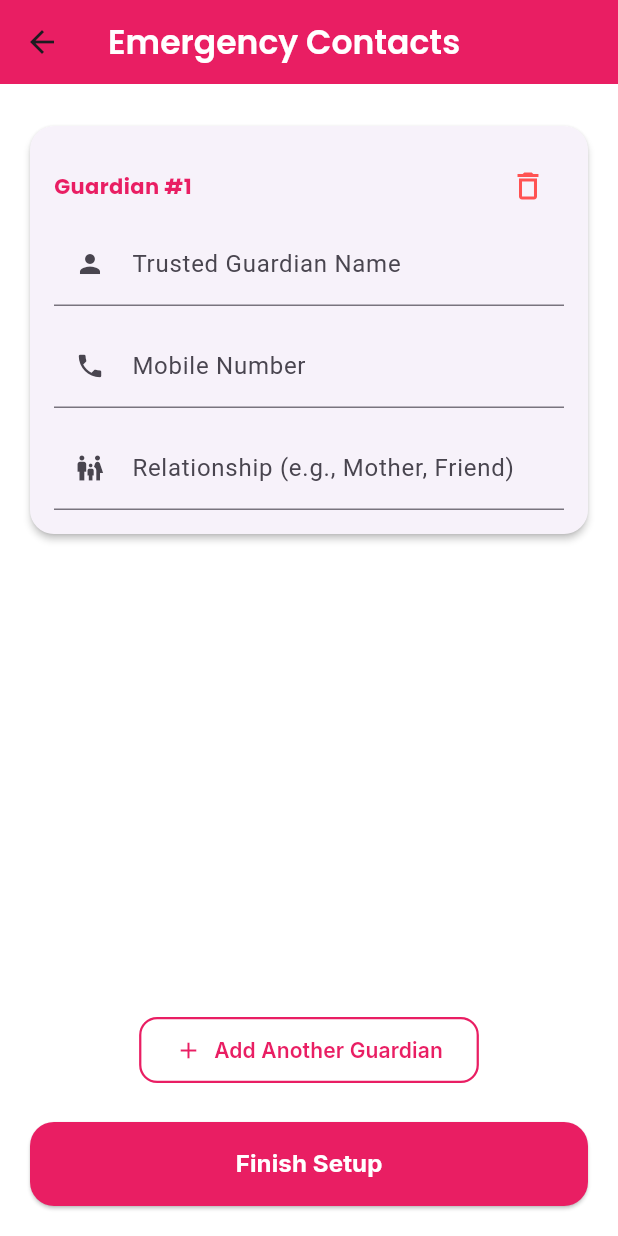
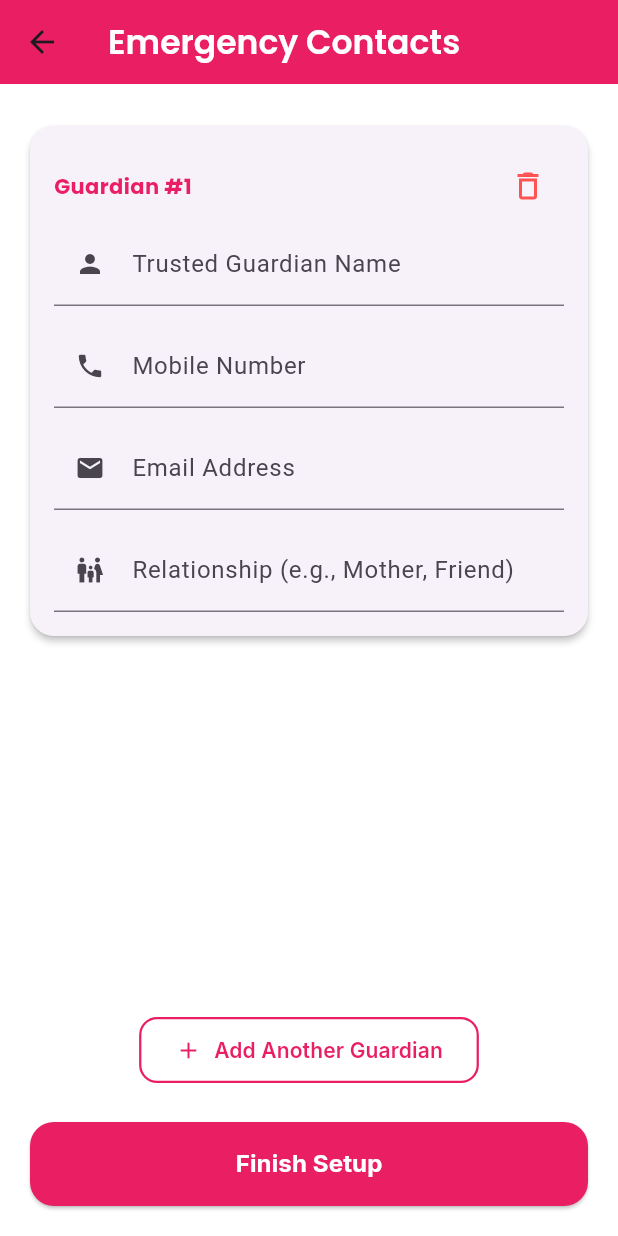
Before and after one commit to GOWTHAMI1004/GuardianBot, a Flutter app: the EmergencyContactsSetupScreen screen opened by its route, on a phone screen of 412 x 824 dp. Run offline on Flutter 3.47's test engine with Material 3 defaults, Android fonts, the phone set to English and light mode, and no system bars; our stand-ins replace cloud_firestore, firebase_auth, firebase_core, fluttertoast, geolocator, google_fonts and 4 more; missing offline and left inert: flutter_phone_direct_caller, noise_meter, record; accounts and stored records are empty.

Commit message:
Added email alerts and latest GuardianBot changes

```diff
--- a/lib/screens/emergency_contacts_setup_screen.dart
+++ b/lib/screens/emergency_contacts_setup_screen.dart
@@ -4,18 +4,16 @@ import 'package:cloud_firestore/cloud_firestore.dart';
 import 'package:google_fonts/google_fonts.dart';
 import 'package:fluttertoast/fluttertoast.dart';
 
-class EmergencyContactsSetupScreen
-    extends StatefulWidget {
-
+class EmergencyContactsSetupScreen extends StatefulWidget {
   const EmergencyContactsSetupScreen({
     super.key,
   });
 
   @override
-  State<EmergencyContactsSetupScreen>
-      createState() =>
-          _EmergencyContactsSetupScreenState();
+  State<EmergencyContactsSetupScreen> createState() =>
+      _EmergencyContactsSetupScreenState();
 }
+
 class _EmergencyContactsSetupScreenState extends State<EmergencyContactsSetupScreen> {
   final List<Map<String, TextEditingController>> contacts = [];
   bool _isLoading = false;
@@ -30,6 +28,7 @@ class _EmergencyContactsSetupScreenState extends State<EmergencyContactsSetupScr
         "name": TextEditingController(),
         "phone": TextEditingController(),
         "relation": TextEditingController(),
+        "email": TextEditingController(), // Added email controller
       });
     });
   }
@@ -40,6 +39,7 @@ class _EmergencyContactsSetupScreenState extends State<EmergencyContactsSetupScr
         contacts[index]["name"]?.dispose();
         contacts[index]["phone"]?.dispose();
         contacts[index]["relation"]?.dispose();
+        contacts[index]["email"]?.dispose(); // Disposed email controller
         contacts.removeAt(index);
       });
     } else {
@@ -59,6 +59,7 @@ class _EmergencyContactsSetupScreenState extends State<EmergencyContactsSetupScr
       contact["name"]?.dispose();
       contact["phone"]?.dispose();
       contact["relation"]?.dispose();
+      contact["email"]?.dispose(); // Disposed email controller
     }
     super.dispose();
   }
@@ -130,6 +131,16 @@ class _EmergencyContactsSetupScreenState extends State<EmergencyContactsSetupScr
                             ),
                           ),
                           const SizedBox(height: 12),
+                          // Added Email TextField here
+                          TextField(
+                            controller: contacts[index]["email"],
+                            keyboardType: TextInputType.emailAddress,
+                            decoration: const InputDecoration(
+                              labelText: "Email Address",
+                              prefixIcon: Icon(Icons.email, size: 20),
+                            ),
+                          ),
+                          const SizedBox(height: 12),
                           TextField(
                             controller: contacts[index]["relation"],
                             decoration: const InputDecoration(
@@ -174,9 +185,9 @@ class _EmergencyContactsSetupScreenState extends State<EmergencyContactsSetupScr
                           String name = contact["name"]!.text.trim();
                           String phone = contact["phone"]!.text.trim();
                           String relation = contact["relation"]!.text.trim();
+                          String email = contact["email"]!.text.trim(); // Gathered email value
 
-                          // Enhanced safety validations mapping relationship criteria
-                          if (name.isEmpty || phone.isEmpty || relation.isEmpty) {
+                          if (name.isEmpty || phone.isEmpty || relation.isEmpty || email.isEmpty) {
                             Fluttertoast.showToast(msg: "Fill all fields");
                             return;
                           }
@@ -190,6 +201,7 @@ class _EmergencyContactsSetupScreenState extends State<EmergencyContactsSetupScr
                             "name": name,
                             "phone": phone,
                             "relation": relation,
+                            "email": email, // Added email field map update
                           });
                         }
 
--- a/lib/screens/trusted_contacts_screen.dart
+++ b/lib/screens/trusted_contacts_screen.dart
@@ -10,7 +10,6 @@ import 'profile_screen.dart';
 class TrustedContactsScreen extends StatelessWidget {
   const TrustedContactsScreen({super.key});
 
-  // Action launcher execution loop handles direct device native cellular handoffs
   Future<void> _makePhoneCall(String phoneNumber) async {
     final Uri launchUri = Uri(scheme: 'tel', path: phoneNumber);
     if (await canLaunchUrl(launchUri)) {
@@ -20,7 +19,6 @@ class TrustedContactsScreen extends StatelessWidget {
     }
   }
 
-  // Unified Dialog for Adding and Editing Contacts
   void _showContactDialog({
     required BuildContext context,
     required User user,
@@ -31,6 +29,7 @@ class TrustedContactsScreen extends StatelessWidget {
     final isEditing = existingContact != null;
     final nameController = TextEditingController(text: isEditing ? existingContact['name'] : '');
     final phoneController = TextEditingController(text: isEditing ? existingContact['phone'] : '');
+    final emailController = TextEditingController(text: isEditing ? existingContact['email'] : ''); // Added email input controller
     final relationController = TextEditingController(text: isEditing ? existingContact['relation'] : '');
 
     showDialog(
@@ -52,6 +51,12 @@ class TrustedContactsScreen extends StatelessWidget {
                   keyboardType: TextInputType.phone,
                   decoration: const InputDecoration(labelText: "Phone", hintText: "+1234567890"),
                 ),
+                // Added Email Field to operational pop-up dialog
+                TextField(
+                  controller: emailController,
+                  keyboardType: TextInputType.emailAddress,
+                  decoration: const InputDecoration(labelText: "Email Address", hintText: "mother@gmail.com"),
+                ),
                 TextField(
                   controller: relationController,
                   decoration: const InputDecoration(labelText: "Relation", hintText: "Spouse, Friend, etc."),
@@ -72,10 +77,12 @@ class TrustedContactsScreen extends StatelessWidget {
               onPressed: () async {
                 final String name = nameController.text.trim();
                 final String phone = phoneController.text.trim();
+                final String email = emailController.text.trim(); // Saved field extraction variable
                 final String relation = relationController.text.trim();
-if (name.isEmpty || phone.isEmpty) {
+
+                if (name.isEmpty || phone.isEmpty || email.isEmpty) {
                   Fluttertoast.showToast(
-    msg: "Name and Phone cannot be empty.",
+                    msg: "Name, Phone, and Email cannot be empty.",
                   );
                   return;
                 }
@@ -87,26 +94,25 @@ if (!RegExp(r'^[0-9]{10}$').hasMatch(phone)) {
                   return;
                 }
 
+                // Fixed Map Structure: Added email attribute configuration mapping
                 final contactMap = {
                   'name': name,
                   'phone': phone,
+                  'email': email,
                   'relation': relation.isEmpty ? 'Friend' : relation,
                 };
 
                 final userDocRef = FirebaseFirestore.instance.collection('users').doc(user.uid);
 
                 if (isEditing && index != null && fullContactList != null) {
-                  // Mutate copied list for item replacement update
                   List<dynamic> updatedContacts = List.from(fullContactList);
                   updatedContacts[index] = contactMap;
                   await userDocRef.update({'emergencyContacts': updatedContacts});
                   Fluttertoast.showToast(msg: "Contact Updated");
                 } else {
-                  // Use arrayUnion for robust, atomized insertion strings
                   await userDocRef.update({
                     'emergencyContacts': FieldValue.arrayUnion([contactMap])
                   }).catchError((error) async {
-                    // Fallback to set with merge if document doesn't exist yet
                     await userDocRef.set({
                       'emergencyContacts': [contactMap]
                     }, SetOptions(merge: true));
@@ -161,7 +167,6 @@ final contactMap = {
                 }
 
                 if (!snapshot.hasData || !snapshot.data!.exists) {
-                  // Auto-handle missing backend records gracefully by showing empty view state
                   return _buildEmptyState(context, user);
                 }
 
@@ -182,6 +187,7 @@ final contactMap = {
                           final contact = rawContacts[index] as Map<String, dynamic>;
                           final String name = contact['name'] ?? 'Named Guardian';
                           final String phone = contact['phone'] ?? '';
+                          final String email = contact['email'] ?? 'No Email Added'; // Read Email Field safely
                           final String relation = contact['relation'] ?? 'Friend';
 
                           final Color assignedThemeColor = avatarColors[index % avatarColors.length];
@@ -189,6 +195,7 @@ final contactMap = {
                           return buildContactCard(
                             name: name,
                             phone: phone,
+                            email: email, // Passed down variable into visualization widget element card
                             relation: relation,
                             color: assignedThemeColor,
                             onEdit: () => _showContactDialog(
@@ -213,8 +220,6 @@ final contactMap = {
                         },
                       ),
                     ),
-
-                    // Floating Bottom Dashboard Operations Hub Panel
                     Container(
                       padding: const EdgeInsets.all(20),
                       decoration: BoxDecoration(
@@ -258,57 +263,24 @@ final contactMap = {
         backgroundColor: const Color(0xFF161B33),
         type: BottomNavigationBarType.fixed,
         currentIndex: 2,
-
         selectedItemColor: Colors.pink,
         unselectedItemColor: Colors.grey,
-
         onTap: (index) {
-
           if (index == 0) {
-            Navigator.push(
-              context,
-              MaterialPageRoute(
-                builder: (_) => const HomeScreen(),
-              ),
-            );
+            Navigator.push(context, MaterialPageRoute(builder: (_) => const HomeScreen()));
           }
-
           if (index == 1) {
-            Navigator.push(
-              context,
-              MaterialPageRoute(
-                builder: (_) => LiveLocationScreen(),
-              ),
-            );
+            Navigator.push(context, MaterialPageRoute(builder: (_) => LiveLocationScreen()));
           }
-
           if (index == 3) {
-            Navigator.push(
-              context,
-              MaterialPageRoute(
-                builder: (_) => const ProfileScreen(),
-              ),
-            );
+            Navigator.push(context, MaterialPageRoute(builder: (_) => const ProfileScreen()));
           }
         },
-
         items: const [
-          BottomNavigationBarItem(
-            icon: Icon(Icons.home),
-            label: "Home",
-          ),
-          BottomNavigationBarItem(
-            icon: Icon(Icons.location_on),
-            label: "Location",
-          ),
-          BottomNavigationBarItem(
-            icon: Icon(Icons.people),
-            label: "Contacts",
-          ),
-          BottomNavigationBarItem(
-            icon: Icon(Icons.person),
-            label: "Profile",
-          ),
+          BottomNavigationBarItem(icon: Icon(Icons.home), label: "Home"),
+          BottomNavigationBarItem(icon: Icon(Icons.location_on), label: "Location"),
+          BottomNavigationBarItem(icon: Icon(Icons.people), label: "Contacts"),
+          BottomNavigationBarItem(icon: Icon(Icons.person), label: "Profile"),
         ],
       ),
     );
@@ -340,6 +312,7 @@ final contactMap = {
   Widget buildContactCard({
     required String name,
     required String phone,
+    required String email, // Integrated variable
     required String relation,
     required Color color,
     required VoidCallback onEdit,
@@ -351,12 +324,7 @@ final contactMap = {
       decoration: BoxDecoration(
         color: Colors.white,
         borderRadius: BorderRadius.circular(25),
-        boxShadow: [
-          BoxShadow(
-            color: Colors.grey.shade200,
-            blurRadius: 10,
-          ),
-        ],
+        boxShadow: [BoxShadow(color: Colors.grey.shade200, blurRadius: 10)],
       ),
       child: Row(
         children: [
@@ -370,20 +338,13 @@ final contactMap = {
             child: Column(
               crossAxisAlignment: CrossAxisAlignment.start,
               children: [
-                Text(
-                  name,
-                  style: const TextStyle(fontSize: 17, fontWeight: FontWeight.bold),
-                ),
+                Text(name, style: const TextStyle(fontSize: 17, fontWeight: FontWeight.bold)),
                 const SizedBox(height: 3),
-                Text(
-                  relation,
-                  style: const TextStyle(color: Colors.grey, fontSize: 13),
-                ),
+                Text(relation, style: const TextStyle(color: Colors.grey, fontSize: 13)),
                 const SizedBox(height: 3),
-                Text(
-                  phone,
-                  style: const TextStyle(fontWeight: FontWeight.w500, color: Colors.black87),
-                ),
+                Text(phone, style: const TextStyle(fontWeight: FontWeight.w500, color: Colors.black87)),
+                const SizedBox(height: 3),
+                Text(email, style: const TextStyle(fontSize: 12, color: Colors.blueGrey)), // Visualized email UI addition
               ],
             ),
           ),
--- a/pubspec.yaml
+++ b/pubspec.yaml
@@ -12,7 +12,7 @@ dependencies:
     sdk: flutter
 
   flutter_phone_direct_caller: ^2.1.1
-  http: ^1.2.1
+  emailjs: ^4.0.0
 
   cupertino_icons: ^1.0.2
   google_fonts: ^6.1.0
@@ -34,6 +34,7 @@ dependencies:
   cloud_firestore: ^5.6.12
 
   google_sign_in: ^6.2.1
+  http: ^1.6.0
 
 
 dev_dependencies:
```
Also changed, not shown: lib/screens/voice_detection_screen.dart (+59 -26 lines), pubspec.lock, 1 other file. Lines whose indentation alone changed are shown as unchanged.
